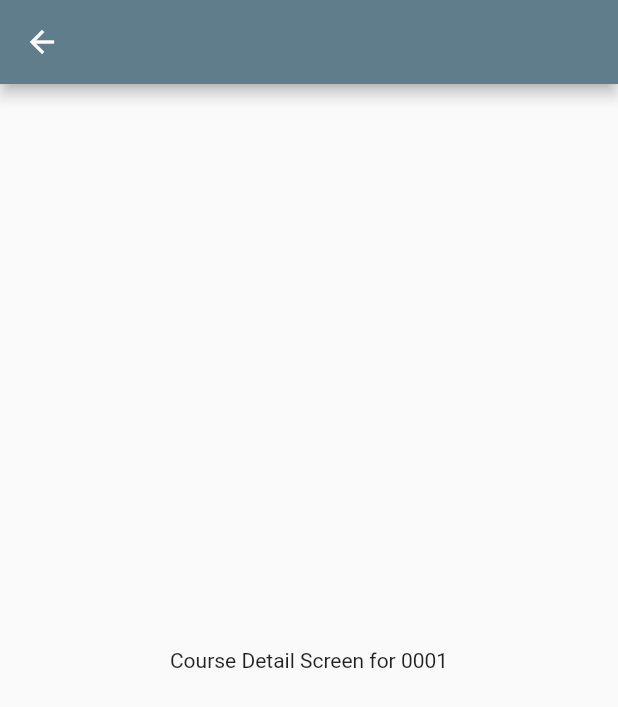
After one commit to UmairJibran/canvasteacher, a Flutter app: the screen it shows after launch, after a tap on "Biology", on a phone screen of 412 x 824 dp. The commit adds this screen. Shown: the top 707 px of the screen. Run offline on Flutter 3.47's test engine with Material 2 defaults, Android fonts, the phone set to English and light mode, and no system bars; our stand-ins replace auto_size_text.

Commit message:
init routes and started working on course screen

```diff
--- a/lib/main.dart
+++ b/lib/main.dart
@@ -1,3 +1,4 @@
+import 'package:canvasteacher/screens/course_detail_screen.dart';
 import 'package:flutter/material.dart';
 import './screens/home.dart';
 
@@ -10,7 +11,10 @@ class MyApp extends StatelessWidget {
       theme: ThemeData(
         primaryColor: Colors.blueGrey,
       ),
-      home: Home(),
+      routes: {
+        "/": (ctx) => Home(),
+        CourseDetailScreen.route: (ctx) => CourseDetailScreen(),
+      },
     );
   }
 }
--- /dev/null
+++ b/lib/screens/course_detail_screen.dart
@@ -0,0 +1,18 @@
+import 'package:flutter/material.dart';
+
+class CourseDetailScreen extends StatelessWidget {
+  final String courseID;
+  CourseDetailScreen({this.courseID});
+  static const String route = "/courseDetail";
+  @override
+  Widget build(BuildContext context) {
+    return Scaffold(
+      appBar: AppBar(),
+      body: Container(
+        child: Center(
+          child: Text("Course Detail Screen for $courseID"),
+        ),
+      ),
+    );
+  }
+}
--- a/lib/screens/home_screens/courses.dart
+++ b/lib/screens/home_screens/courses.dart
@@ -64,6 +64,7 @@ class Courses extends StatelessWidget {
                 children: List.generate(
                   subjects.length,
                   (index) => MyHome.GridTile(
+                    subjectID: subjects[index]['id'],
                     color: subjects[index]["color"],
                     subject: subjects[index]["subjectName"],
                     subjectCode: subjects[index]["subjectCode"],
--- a/lib/widgets/home_grid_tile.dart
+++ b/lib/widgets/home_grid_tile.dart
@@ -1,14 +1,17 @@
 import 'package:auto_size_text/auto_size_text.dart';
+import 'package:canvasteacher/screens/course_detail_screen.dart';
 import 'package:flutter/material.dart';
 
 class GridTile extends StatelessWidget {
   final color;
   final subject;
   final subjectCode;
+  final subjectID;
   GridTile({
     this.color,
     this.subject,
     this.subjectCode,
+    this.subjectID,
   });
   @override
   Widget build(BuildContext context) {
@@ -23,6 +26,17 @@ class GridTile extends StatelessWidget {
           )
         ],
       ),
+      child: Material(
+        color: Colors.transparent,
+        child: InkWell(
+          onTap: () {
+            Navigator.of(context).push(
+              MaterialPageRoute(
+                builder: (_) => CourseDetailScreen(courseID: subjectID),
+              ),
+            );
+          },
+          splashColor: Colors.black12,
           child: Column(
             children: [
               Container(
@@ -65,6 +79,8 @@ class GridTile extends StatelessWidget {
               )
             ],
           ),
+        ),
+      ),
     );
   }
 }
```
Also changed, not shown: lib/data/courses.dart (+15 -5 lines). Lines whose indentation alone changed are shown as unchanged.
